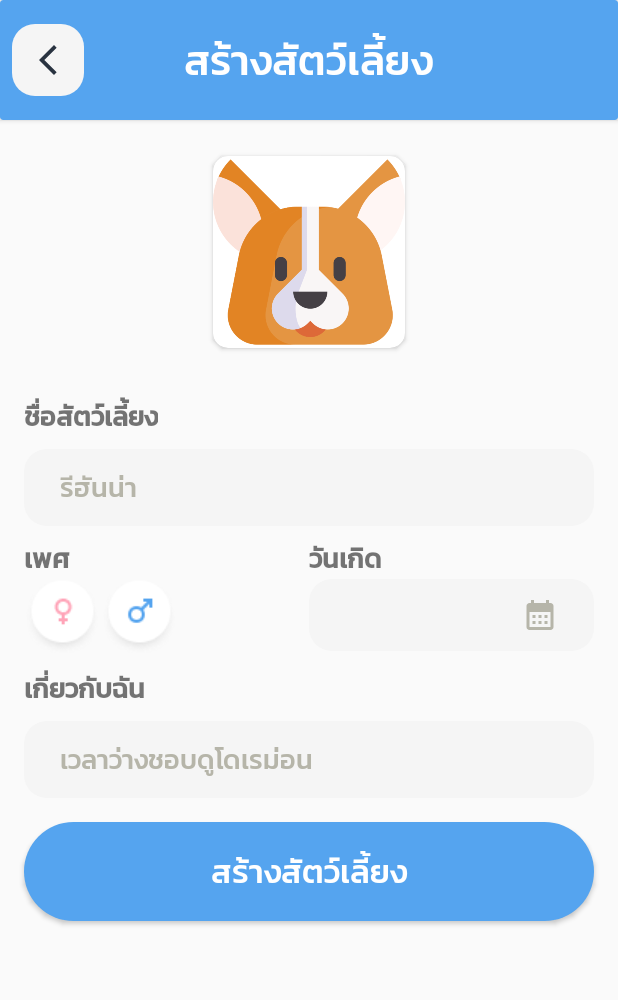
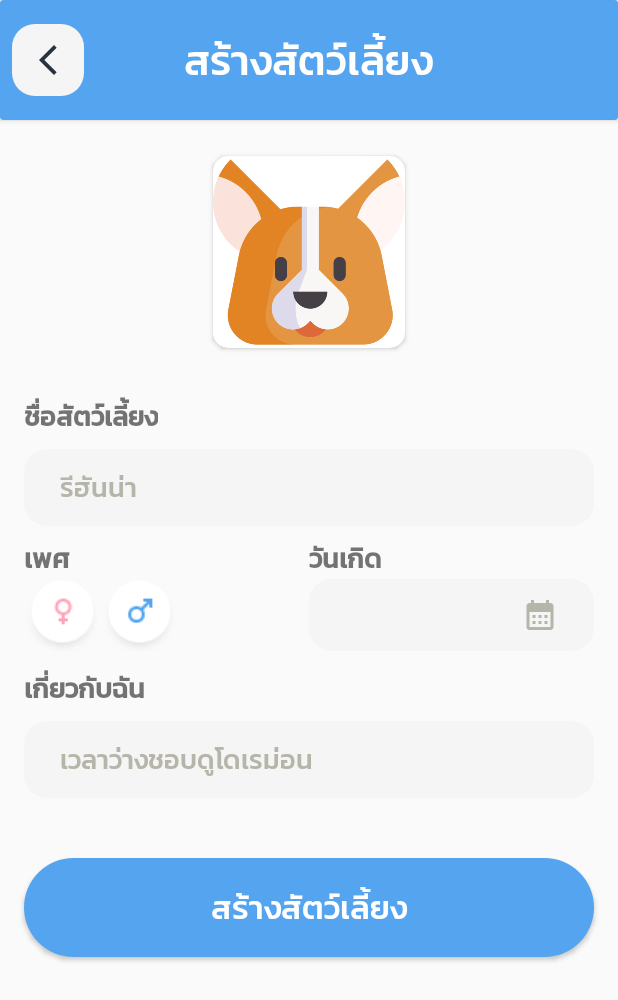
Before and after one commit to natersland/pet-hero-NativeAndroid, an Android app: the CreateNewPetFragment screen opened through its navigation route, on a phone screen of 412 x 824 dp. Shown: the top 1000 px of the screen. Run offline under Robolectric (Android 15) with nearby library versions, the phone set to English and light mode, and no system bars; our stand-ins replace Firebase (no records; nobody signed in at launch, a user with empty details on screens opened directly), data binding; 4 statements that could not run were skipped.

Commit message:
feat: finished PPX-848 [Pet Hero] User can see splash screen v2

```diff
--- a/app/src/main/java/naters/fantasy/pethero/HomeScreenFragment.kt
+++ b/app/src/main/java/naters/fantasy/pethero/HomeScreenFragment.kt
@@ -59,8 +59,7 @@ class HomeScreenFragment : Fragment() {
                             petGender = petGender,
                             petBirthDate = petBirthDate.seconds * 1000L,
                             aboutPet = aboutPet,
-                            lovePoint = lovePoint,
-                        )
+                            lovePoint = lovePoint,)
                         pets.add(pet)
                         println("testfantasy $pet")
                         println("HBD $petBirthDate")
--- a/app/src/main/java/naters/fantasy/pethero/PetDetailFragment.kt
+++ b/app/src/main/java/naters/fantasy/pethero/PetDetailFragment.kt
@@ -42,7 +42,7 @@ class PetDetailFragment : Fragment() {
             else -> "สุนัข (Dog)"
         }
         binding.tvAgeValue.text = args.petData.petAge.toString()
-        binding.tvHumanAgeValue.text = args.petData.humanAge.toString()
+        binding.tvHumanAgeValue.text = "0"
         binding.tvLovePointValue.text = args.petData.lovePoint.toString()
         binding.tvAboutMeValue.text = when(args.petData.aboutPet){
             "" -> "-"
--- /dev/null
+++ b/app/src/main/java/naters/fantasy/pethero/SplashScreenFragment.kt
@@ -0,0 +1,34 @@
+package naters.fantasy.pethero
+
+import android.content.Intent
+import android.os.Bundle
+import android.os.Handler
+import android.os.Looper
+import androidx.fragment.app.Fragment
+import android.view.LayoutInflater
+import android.view.View
+import android.view.ViewGroup
+import androidx.navigation.findNavController
+import naters.fantasy.pethero.databinding.FragmentAuthenticationScreenBinding
+import naters.fantasy.pethero.databinding.FragmentPetDetailBinding
+import naters.fantasy.pethero.databinding.FragmentSplashScreenBinding
+
+class SplashScreenFragment : Fragment() {
+    private val binding: FragmentSplashScreenBinding by lazy {
+        FragmentSplashScreenBinding.inflate(layoutInflater)
+    }
+    override fun onCreateView(
+        inflater: LayoutInflater,
+        container: ViewGroup?,
+        savedInstanceState: Bundle?
+    ): View? {
+
+        Handler(Looper.getMainLooper()).postDelayed({
+            view?.findNavController()?.navigate(R.id.action_splashScreenFragment_to_authenticationScreen)
+        }, 3000)
+
+        return binding.root
+    }
+
+
+}
--- a/app/src/main/res/layout-v26/fragment_create_new_pet.xml
+++ b/app/src/main/res/layout-v26/fragment_create_new_pet.xml
@@ -214,8 +214,9 @@
         android:id="@+id/create_new_pet_btn"
         android:layout_width="0dp"
         android:layout_height="wrap_content"
-        android:layout_margin="16dp"
-        android:layout_marginTop="16dp"
+        android:layout_marginStart="16dp"
+        android:layout_marginEnd="16dp"
+        android:layout_marginTop="40dp"
         android:background="@drawable/selector_button_background_blue"
         android:padding="16dp"
         android:text="@string/create_new_pet"
--- a/app/src/main/res/navigation/navigation.xml
+++ b/app/src/main/res/navigation/navigation.xml
@@ -3,7 +3,7 @@
     xmlns:app="http://schemas.android.com/apk/res-auto"
     xmlns:tools="http://schemas.android.com/tools"
     android:id="@+id/navigation"
-    app:startDestination="@id/authenticationScreen">
+    app:startDestination="@id/splashScreenFragment">
     <fragment
         android:id="@+id/homeScreenFragment"
         android:name="naters.fantasy.pethero.HomeScreenFragment"
@@ -56,6 +56,10 @@
         <argument
             android:name="petData"
             app:argType="naters.fantasy.pethero.model.PetData" />
+        <argument
+            android:name="humanAgeData"
+            app:argType="string"
+            android:defaultValue="0" />
     </fragment>
     <fragment
         android:id="@+id/authenticationScreen"
@@ -81,4 +85,13 @@
             android:id="@+id/action_createAccountScreen_to_authenticationScreen"
             app:destination="@id/authenticationScreen" />
     </fragment>
+    <fragment
+        android:id="@+id/splashScreenFragment"
+        android:name="naters.fantasy.pethero.SplashScreenFragment"
+        android:label="fragment_splash_screen"
+        tools:layout="@layout/fragment_splash_screen" >
+        <action
+            android:id="@+id/action_splashScreenFragment_to_authenticationScreen"
+            app:destination="@id/authenticationScreen" />
+    </fragment>
 </navigation>
--- a/app/src/main/res/values/themes.xml
+++ b/app/src/main/res/values/themes.xml
@@ -24,4 +24,5 @@
     <style name="AppBarOverlay" parent="ThemeOverlay.AppCompat.Dark.ActionBar" />
 
     <style name="PopupOverlay" parent="ThemeOverlay.AppCompat.Light" />
+
 </resources>
```
Also changed, not shown: app/src/main/java/naters/fantasy/pethero/CreateNewPetFragment.kt (+6 -6 lines), app/src/main/java/naters/fantasy/pethero/adapter/PetAdapter.kt (+4 -26 lines), app/src/main/java/naters/fantasy/pethero/model/PetData.kt (+14 -1 lines), app/src/main/res/layout/fragment_splash_screen.xml (added, +40 -0 lines).
